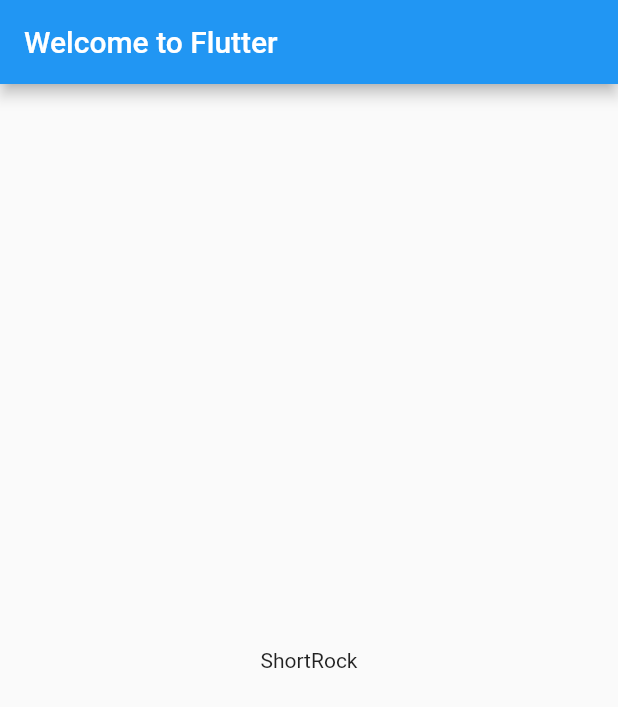
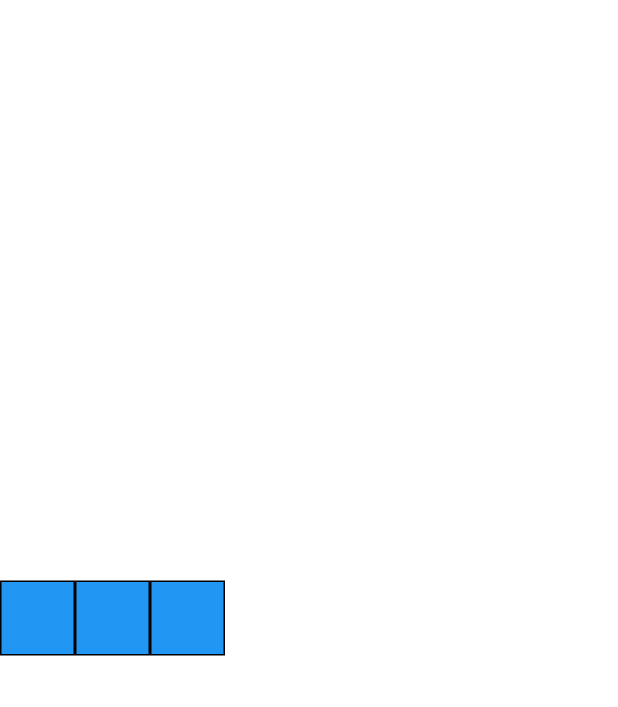
Before and after one commit to dabuzida/fluttermon, a Flutter app: the screen it shows after launch, on a phone screen of 412 x 824 dp. Shown: the top 707 px of the screen. Run offline on Flutter 3.47's test engine with Material 2 defaults, Android fonts, the phone set to English and light mode, and no system bars.

Commit message:
공식문서 따라해보기

```diff
--- a/lib/main.dart
+++ b/lib/main.dart
@@ -1,7 +1,41 @@
 // Copyright 2018 The Flutter team. All rights reserved.
 // Use of this source code is governed by a BSD-style license that can be
 // found in the LICENSE file.
-import 'package:english_words/english_words.dart';
+
+import 'package:flutter/material.dart';
+
+void main() {
+  runApp(MyWidget());
+}
+
+class MyWidget extends StatelessWidget {
+  @override
+  Widget build(BuildContext context) {
+    return Row(
+      children: [
+        BlueBox(),
+        BlueBox(),
+        BlueBox(),
+      ],
+    );
+  }
+}
+
+class BlueBox extends StatelessWidget {
+  @override
+  Widget build(BuildContext context) {
+    return Container(
+      width: 50,
+      height: 50,
+      decoration: BoxDecoration(
+        color: Colors.blue,
+        border: Border.all(),
+      ),
+    );
+  }
+}
+
+/* import 'package:english_words/english_words.dart';
 import 'package:flutter/material.dart';
 
 void main() {
@@ -12,17 +46,69 @@ class MyApp extends StatelessWidget {
   const MyApp({Key? key}) : super(key: key);
   @override
   Widget build(BuildContext context) {
-    final wordPair = WordPair.random();
     return MaterialApp(
-      title: 'Welcome to Flutter',
-      home: Scaffold(
-        appBar: AppBar(
-          title: const Text('Welcome to Flutter'),
-        ),
-        body: Center(
-          child: Text(wordPair.asPascalCase),
-        ),
+      title: 'Startup Name Generator',
+      home: RandomWords(),
+
+      // title: 'Welcome to Flutter',
+      // home: Scaffold(
+      //   appBar: AppBar(
+      //     title: const Text('Welcome to Flutter'),
+      //   ),
+      //   body: const Center(
+      //     child: RandomWords(),
+      //   ),
+      // ),
+    );
+  }
+}
+
+class RandomWords extends StatefulWidget {
+  const RandomWords({Key? key}) : super(key: key);
+
+  // @override
+  // State<RandomWords> createState() => _RandomWordsState();
+  @override
+  _RandomWordsState createState() => _RandomWordsState();
+}
+
+class _RandomWordsState extends State<RandomWords> {
+  final _suggestions = <WordPair>[];
+  final _biggerFont = const TextStyle(fontSize: 18.0);
+
+  Widget _buildSuggestions() {
+    return ListView.builder(
+        padding: const EdgeInsets.all(16.0),
+        itemBuilder: /* 1 */ (context, i) {
+          if (i.isOdd) return Divider(); /* 2 */
+
+          final index = i ~/ 2; /* 3 */
+          if (index >= _suggestions.length) {
+            _suggestions.addAll(generateWordPairs().take(10)); /* 4 */
+          }
+          return _buildRow(_suggestions[index]);
+        });
+  }
+
+  Widget _buildRow(WordPair pair) {
+    return ListTile(
+      title: Text(
+        pair.asPascalCase,
+        style: _biggerFont,
       ),
     );
   }
+
+  @override
+  Widget build(BuildContext context) {
+    // final wordPair = WordPair.random();
+    // return Text(wordPair.asPascalCase);
+    return Scaffold(
+      appBar: AppBar(
+        title: Text('Startup Name Generator'),
+      ),
+      body: _buildSuggestions(),
+    );
+  }
 }
+ */
```
